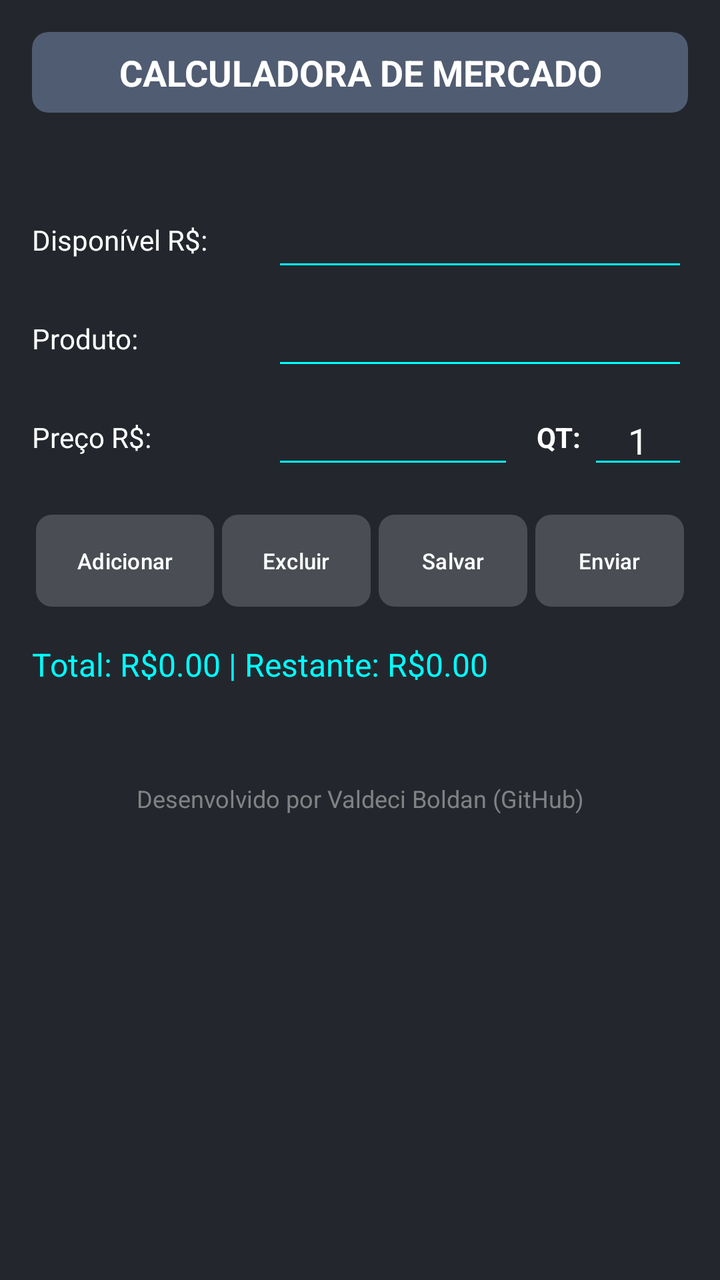
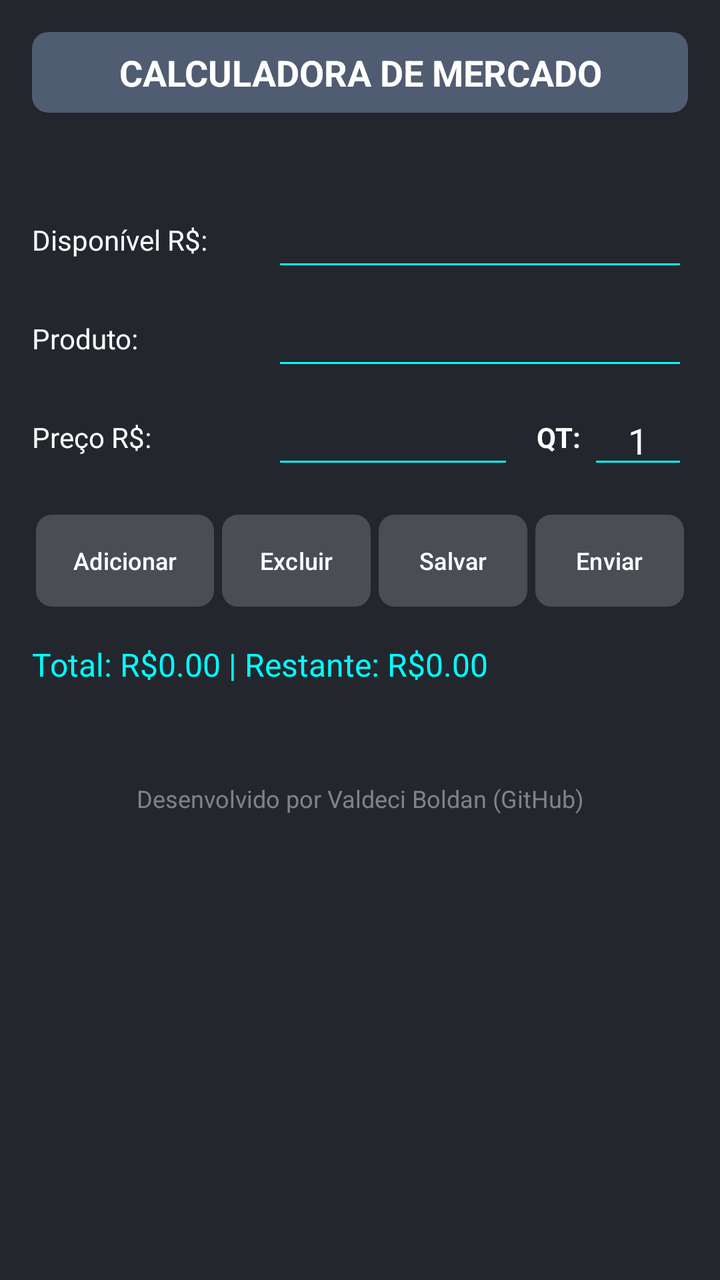

Compare the two renders of this Android layout. The source of the first and the diff that turns it into the second are given below.
<!-- AndroidManifest.xml: application theme Theme.CalculadoradeCompras -->
<!-- res/layout/fragment_mercado.xml -->
<?xml version="1.0" encoding="utf-8"?>
<ScrollView xmlns:android="http://schemas.android.com/apk/res/android"
    xmlns:app="http://schemas.android.com/apk/res-auto"
    android:layout_width="match_parent"
    android:layout_height="match_parent"
    android:background="#23272d"
    android:fillViewport="true">

    <LinearLayout
        android:layout_width="match_parent"
        android:layout_height="wrap_content"
        android:clipChildren="false"
        android:clipToPadding="false"
        android:orientation="vertical"
        android:padding="16dp">

        
        <com.google.android.material.card.MaterialCardView
            android:layout_width="match_parent"
            android:layout_height="wrap_content"
            android:layout_marginBottom="12dp"
            app:cardBackgroundColor="#505c71"
            app:cardCornerRadius="8dp"
            app:cardElevation="0dp"
            app:strokeWidth="0dp">

            <TextView
                android:layout_width="match_parent"
                android:layout_height="wrap_content"
                android:padding="8dp"
                android:text="CALCULADORA DE MERCADO"
                android:textAlignment="center"
                android:textColor="#FFFFFF"
                android:textSize="18sp"
                android:textStyle="bold" />

        </com.google.android.material.card.MaterialCardView>

        
        <TextView
            android:id="@+id/lblData"
            android:layout_width="match_parent"
            android:layout_height="wrap_content"
            android:layout_marginBottom="12dp"
            android:textColor="#FFFFFF"
            android:textSize="14sp" />

        
        <LinearLayout
            android:layout_width="match_parent"
            android:layout_height="wrap_content"
            android:layout_marginBottom="8dp"
            android:gravity="center_vertical"
            android:orientation="horizontal">

            <TextView
                android:layout_width="120dp"
                android:layout_height="wrap_content"
                android:text="Disponível R$:"
                android:textColor="#FFFFFF" />

            <EditText
                android:id="@+id/entLimite"
                android:layout_width="match_parent"
                android:layout_height="wrap_content"
                android:backgroundTint="#00FFFF"
                android:imeOptions="actionNext"
                android:inputType="numberDecimal"
                android:textColor="#FFFFFF" />
        </LinearLayout>

        
        <LinearLayout
            android:layout_width="match_parent"
            android:layout_height="wrap_content"
            android:layout_marginBottom="8dp"
            android:gravity="center_vertical"
            android:orientation="horizontal">

            <TextView
                android:layout_width="120dp"
                android:layout_height="wrap_content"
                android:text="Produto:"
                android:textColor="#FFFFFF" />

            <EditText
                android:id="@+id/entProduto"
                android:layout_width="match_parent"
                android:layout_height="wrap_content"
                android:backgroundTint="#00FFFF"
                android:imeOptions="actionNext"
                android:inputType="textCapSentences"
                android:textColor="#FFFFFF" />
        </LinearLayout>

        
        <LinearLayout
            android:layout_width="match_parent"
            android:layout_height="wrap_content"
            android:layout_marginBottom="16dp"
            android:gravity="center_vertical"
            android:orientation="horizontal">

            <TextView
                android:layout_width="120dp"
                android:layout_height="wrap_content"
                android:text="Preço R$:"
                android:textColor="#FFFFFF" />

            <EditText
                android:id="@+id/entPreco"
                android:layout_width="0dp"
                android:layout_height="wrap_content"
                android:layout_weight="1"
                android:backgroundTint="#00FFFF"
                android:imeOptions="actionNext"
                android:inputType="numberDecimal"
                android:textColor="#FFFFFF" />

            <TextView
                android:layout_width="wrap_content"
                android:layout_height="wrap_content"
                android:layout_marginStart="8dp"
                android:text=" QT: "
                android:textColor="#FFFFFF"
                android:textStyle="bold" />

            <EditText
                android:id="@+id/entQtd"
                android:layout_width="50dp"
                android:layout_height="wrap_content"
                android:backgroundTint="#00FFFF"
                android:imeOptions="actionDone"
                android:inputType="number"
                android:selectAllOnFocus="true"
                android:text="1"
                android:textAlignment="center"
                android:textColor="#FFFFFF" />
        </LinearLayout>

        
        <LinearLayout
            android:layout_width="match_parent"
            android:layout_height="wrap_content"
            android:layout_marginBottom="16dp"
            android:orientation="horizontal"
            android:padding="2dp">

            <com.google.android.material.button.MaterialButton
                android:id="@+id/btnAdd"
                android:layout_width="0dp"
                android:layout_height="46dp"
                android:layout_marginEnd="4dp"
                android:layout_weight="1.2"
                android:insetLeft="0dp"
                android:insetRight="0dp"
                android:insetTop="0dp"
                android:insetBottom="0dp"
                android:padding="2dp"
                android:text="Adicionar"
                android:textAllCaps="false"
                android:textColor="#FFFFFF"
                android:textSize="11sp"
                app:backgroundTint="#4A4E54"
                app:cornerRadius="8dp" />

            <com.google.android.material.button.MaterialButton
                android:id="@+id/btnExc"
                android:layout_width="0dp"
                android:layout_height="46dp"
                android:layout_marginEnd="4dp"
                android:layout_weight="1"
                android:insetLeft="0dp"
                android:insetRight="0dp"
                android:insetTop="0dp"
                android:insetBottom="0dp"
                android:padding="2dp"
                android:text="Excluir"
                android:textAllCaps="false"
                android:textColor="#FFFFFF"
                android:textSize="11sp"
                app:backgroundTint="#4A4E54"
                app:cornerRadius="8dp" />

            <com.google.android.material.button.MaterialButton
                android:id="@+id/btnSalvar"
                android:layout_width="0dp"
                android:layout_height="46dp"
                android:layout_marginEnd="4dp"
                android:layout_weight="1"
                android:insetLeft="0dp"
                android:insetRight="0dp"
                android:insetTop="0dp"
                android:insetBottom="0dp"
                android:padding="2dp"
                android:text="Salvar"
                android:textAllCaps="false"
                android:textColor="#FFFFFF"
                android:textSize="11sp"
                app:backgroundTint="#4A4E54"
                app:cornerRadius="8dp" />

            <com.google.android.material.button.MaterialButton
                android:id="@+id/btnEnviar"
                android:layout_width="0dp"
                android:layout_height="46dp"
                android:layout_weight="1"
                android:enabled="false"
                android:insetLeft="0dp"
                android:insetRight="0dp"
                android:insetTop="0dp"
                android:insetBottom="0dp"
                android:padding="2dp"
                android:text="Enviar"
                android:textAllCaps="false"
                android:textColor="#FFFFFF"
                android:textSize="11sp"
                app:backgroundTint="#4A4E54"
                app:cornerRadius="8dp" />
        </LinearLayout>

        
        <TextView
            android:id="@+id/lblStatus"
            android:layout_width="match_parent"
            android:layout_height="wrap_content"
            android:layout_marginBottom="8dp"
            android:text="Total: R$0.00 | Restante: R$0.00"
            android:textColor="#00ffff"
            android:textSize="16sp" />

        
        <LinearLayout
            android:id="@+id/boxLista"
            android:layout_width="match_parent"
            android:layout_height="wrap_content"
            android:orientation="vertical"
            android:padding="4dp" />

        
        <TextView
            android:id="@+id/tvFooter"
            android:layout_width="match_parent"
            android:layout_height="wrap_content"
            android:layout_marginTop="20dp"
            android:alpha="0.7"
            android:clickable="true"
            android:focusable="true"
            android:gravity="center"
            android:padding="12dp"
            android:text="Desenvolvido por Valdeci Boldan (GitHub)"
            android:textColor="#AAAAAA"
            android:textSize="12sp" />

    </LinearLayout>
</ScrollView>
<!-- resources referenced by this layout -->
<resources>
  <style name="Theme.CalculadoradeCompras" parent="Base.Theme.CalculadoradeCompras" />
  <style name="Base.Theme.CalculadoradeCompras" parent="Theme.Material3.DayNight.NoActionBar">
          
          
          
      </style>
</resources>

<!-- the commit's change to res/layout/fragment_mercado.xml (unified diff, before → after) -->
@@ -160,7 +160,7 @@
                 android:text="Adicionar"
                 android:textAllCaps="false"
                 android:textColor="#FFFFFF"
-                android:textSize="11sp"
+                android:textSize="12sp"
                 app:backgroundTint="#4A4E54"
                 app:cornerRadius="8dp" />
 
@@ -178,7 +178,7 @@
                 android:text="Excluir"
                 android:textAllCaps="false"
                 android:textColor="#FFFFFF"
-                android:textSize="11sp"
+                android:textSize="12sp"
                 app:backgroundTint="#4A4E54"
                 app:cornerRadius="8dp" />
 
@@ -196,7 +196,7 @@
                 android:text="Salvar"
                 android:textAllCaps="false"
                 android:textColor="#FFFFFF"
-                android:textSize="11sp"
+                android:textSize="12sp"
                 app:backgroundTint="#4A4E54"
                 app:cornerRadius="8dp" />
 
@@ -214,7 +214,7 @@
                 android:text="Enviar"
                 android:textAllCaps="false"
                 android:textColor="#FFFFFF"
-                android:textSize="11sp"
+                android:textSize="12sp"
                 app:backgroundTint="#4A4E54"
                 app:cornerRadius="8dp" />
         </LinearLayout>
